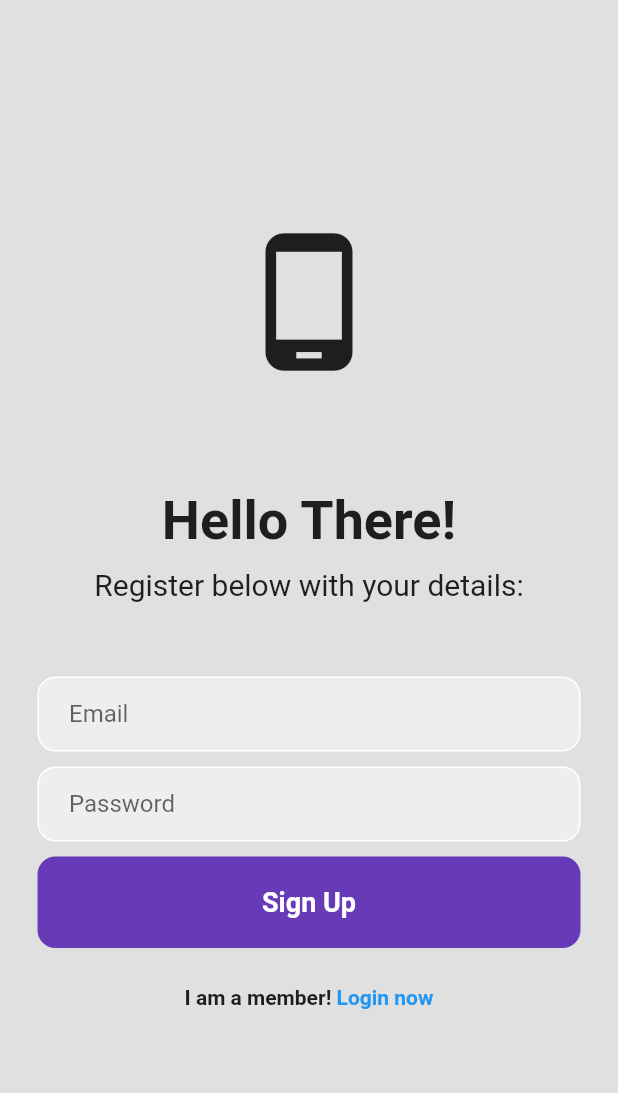
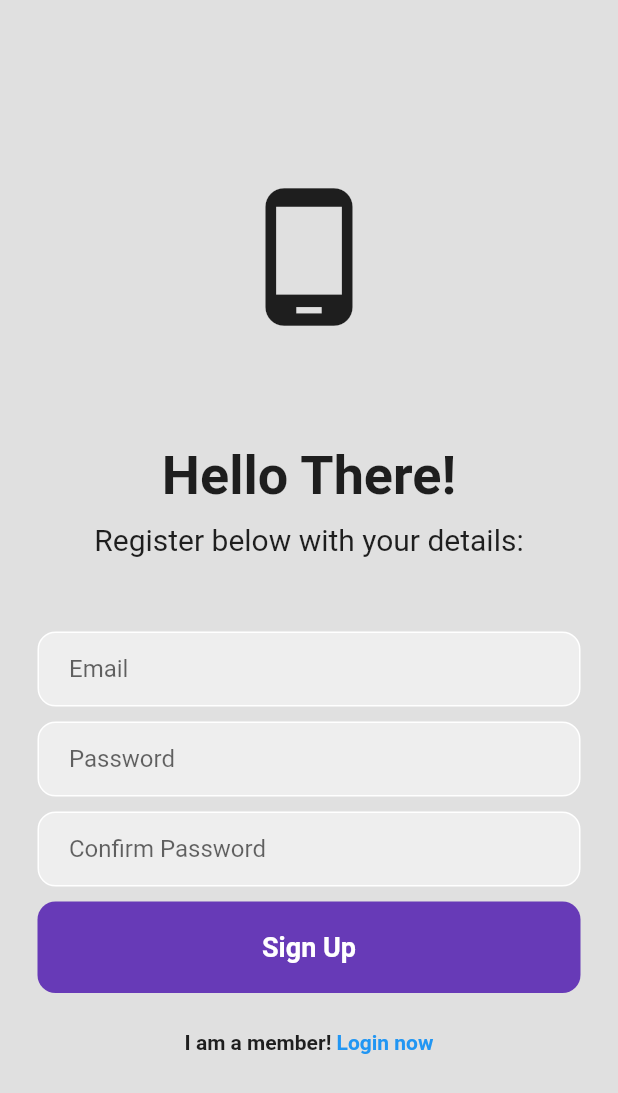
Before and after one commit to olenaaa/MAS-HW1, a Flutter app: the RegisterPage screen opened directly with empty values, after a tap on "Sign Up", on a phone screen of 412 x 824 dp. Shown: the top 1093 px of the screen. Run offline on Flutter 3.47's test engine with Material 2 defaults, Android fonts, the phone set to English and light mode, and no system bars; our stand-ins replace firebase_auth, firebase_core; accounts and stored records are empty; network calls fail; statements that could not run were skipped.

Commit message:
Add password confirmation feature

```diff
--- a/lib/pages/register_page.dart
+++ b/lib/pages/register_page.dart
@@ -16,19 +16,32 @@ class _RegisterPageState extends State<RegisterPage> {
   // text controllers
   final _emailController = TextEditingController();
   final _passwordController = TextEditingController();
+  final _confirmpasswordController = TextEditingController();
 
   @override
   void dispose() {
     _emailController.dispose();
     _passwordController.dispose();
+    _confirmpasswordController.dispose();
     super.dispose();
   }
 
   Future signUp() async {
-    await FirebaseAuth.instance.createUserWithEmailAndPassword(
-      email: _emailController.text.trim(),
-      password: _passwordController.text.trim(),
-    );
+    if (passwordConfirmed()) {
+      await FirebaseAuth.instance.createUserWithEmailAndPassword(
+        email: _emailController.text.trim(),
+        password: _passwordController.text.trim(),
+      );
+    }
+  }
+
+  bool passwordConfirmed() {
+    if (_passwordController.text.trim() ==
+        _confirmpasswordController.text.trim()) {
+      return true;
+    } else {
+      return false;
+    }
   }
 
   @override
@@ -107,6 +120,30 @@ class _RegisterPageState extends State<RegisterPage> {
                         ),
                       ),
                     ),
+
+                    SizedBox(height: 10),
+                    //confirm password textfield
+                    Padding(
+                      padding: const EdgeInsets.symmetric(horizontal: 25.0),
+                      child: Container(
+                        decoration: BoxDecoration(
+                            color: Colors.grey[200],
+                            border: Border.all(color: Colors.white),
+                            borderRadius: BorderRadius.circular(12)),
+                        child: Padding(
+                          padding: const EdgeInsets.only(left: 20.0),
+                          child: TextField(
+                            controller: _confirmpasswordController,
+                            obscureText: true,
+                            decoration: InputDecoration(
+                              border: InputBorder.none,
+                              hintText: 'Confirm Password',
+                            ),
+                          ),
+                        ),
+                      ),
+                    ),
+
                     SizedBox(height: 10),
 
                     // sign in button
```
